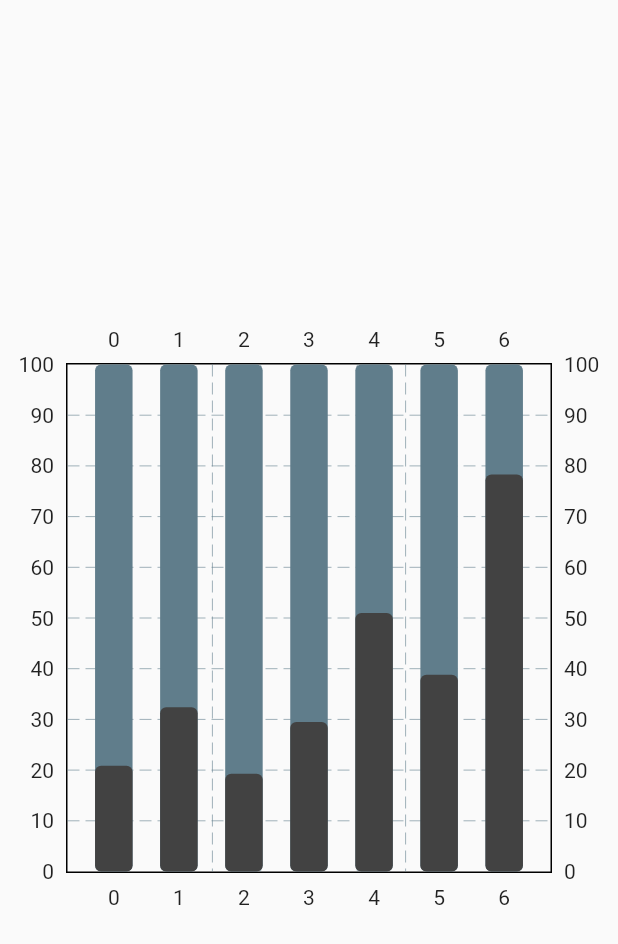
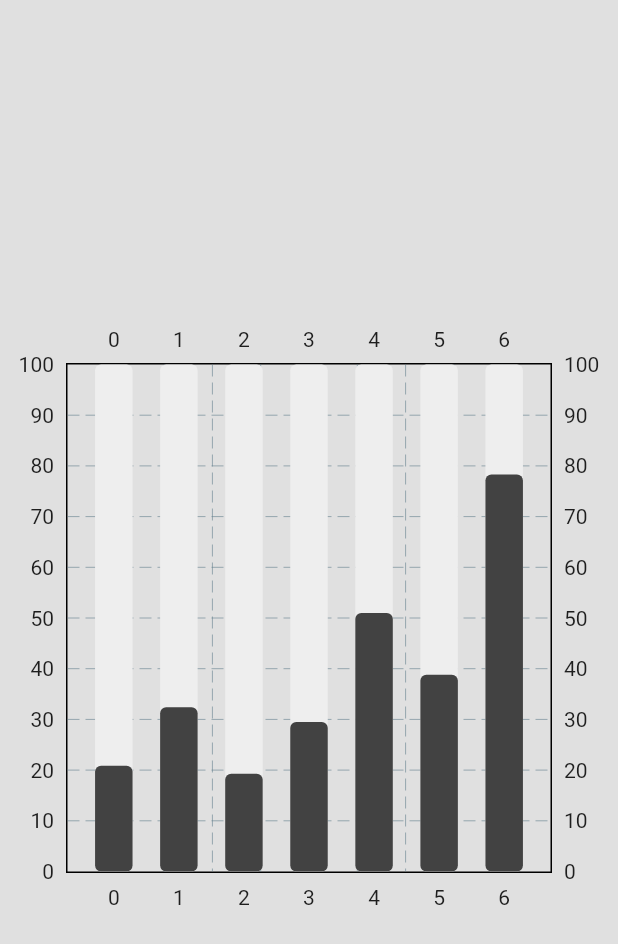
Before and after one commit to Asifor/flutter_bar_graph, a Flutter app: the screen it shows after launch, on a phone screen of 412 x 824 dp. Shown: the top 944 px of the screen. Run offline on Flutter 3.47's test engine with Material 2 defaults, Android fonts, the phone set to English and light mode, and no system bars; drawn by our look-alikes of fl_chart.

Commit message:
update BackDraw color and graph color

```diff
--- a/lib/bar_graph/bar_graph.dart
+++ b/lib/bar_graph/bar_graph.dart
@@ -40,6 +40,7 @@ class MyBarGraph extends StatelessWidget {
                     backDrawRodData: BackgroundBarChartRodData(
                       show: true,
                       toY: 100,
+                      color: Colors.grey[200],
                     ),
                   ),
                 ],
--- a/lib/home_page.dart
+++ b/lib/home_page.dart
@@ -32,6 +32,7 @@ class _HomePageState extends State<HomePage> {
   @override
   Widget build(BuildContext context) {
     return Scaffold(
+      backgroundColor: Colors.grey[300],
       body: Center(
         child: SizedBox(
           height: 400,
```
